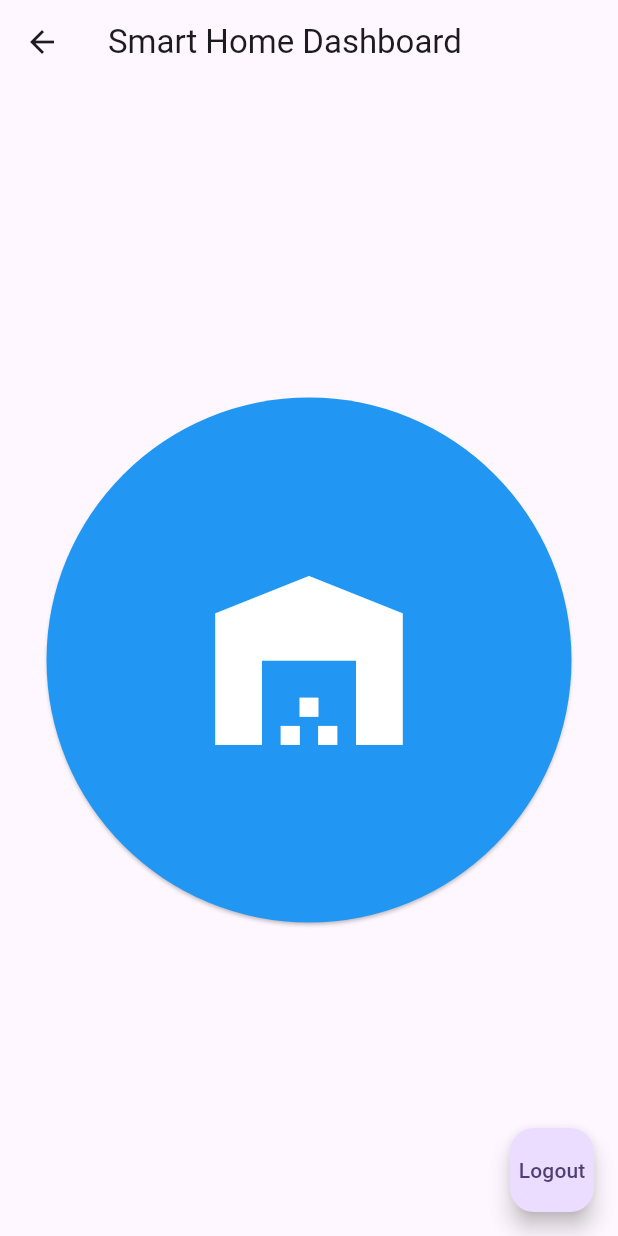
After one commit to AndrewPPinner/Smart_Home, a Flutter app: the DashboardView screen opened directly, after a tap on the "warehouse" icon, on a phone screen of 412 x 824 dp. The commit adds this screen. Run offline on Flutter 3.47's test engine with Material 3 defaults, Android fonts, the phone set to English and light mode, and no system bars; our stand-ins replace flutter_secure_storage; accounts and stored records are empty; network calls fail.

Commit message:
Adding garage door functionality

```diff
--- /dev/null
+++ b/lib/Exceptions/auth_exception.dart
@@ -0,0 +1,4 @@
+class AuthException implements Exception {
+  String cause;
+  AuthException(this.cause);
+}
--- a/lib/Services/api_service.dart
+++ b/lib/Services/api_service.dart
@@ -1,5 +1,6 @@
 import 'dart:convert';
 
+import 'package:aa_smart_home/Exceptions/auth_exception.dart';
 import 'package:aa_smart_home/Models/token_response.dart';
 import 'package:aa_smart_home/Services/secure_storage_service.dart';
 import 'package:http/http.dart' as http;
@@ -42,6 +43,24 @@ class APIService {
     throw Exception("Unexpected issue has occurred.");
   }
 
+  Future<bool> signalGarage() async {
+    var token = await _sercureService.readSecureData("userToken");
+
+    final res = await http.post(
+        Uri.parse("https://andrewp.online/smart/api/open_garage"),
+        headers: <String, String>{
+          'Content-Type': 'application/json',
+          'Authorization': 'Bearer $token'
+        });
+
+    if (res.statusCode == 200) {
+      return true;
+    } else if (res.statusCode == 401) {
+      throw AuthException("Session has expired. Please sign in and try again.");
+    }
+    throw Exception("Unexpected issue has occurred.");
+  }
+
   bool _isTokenValid(String token) {
     try {
       var jwt = _parseJwt(token);
--- /dev/null
+++ b/lib/Views/dashboard_view.dart
@@ -0,0 +1,84 @@
+import 'package:aa_smart_home/Exceptions/auth_exception.dart';
+import 'package:aa_smart_home/Services/api_service.dart';
+import 'package:aa_smart_home/Services/secure_storage_service.dart';
+import 'package:aa_smart_home/main.dart';
+import 'package:flutter/material.dart';
+
+class DashboardView extends StatefulWidget {
+  const DashboardView({super.key});
+
+  @override
+  State<DashboardView> createState() => _DashboardViewState();
+}
+
+class _DashboardViewState extends State<DashboardView> {
+  static const _secureService = SecureStorageService();
+  static final _apiService = APIService();
+
+  Future<void> deleteData() async {
+    await _secureService.deleteSecureData("userToken");
+  }
+
+  Future<bool> signalGarage(BuildContext con) async {
+    try {
+      return await _apiService.signalGarage();
+    } on AuthException catch (e) {
+      //TODO: Make this a method callable by everyone that handles specific error types to navigate back to a certain page.
+      //TODO: Custom Error type could have a Redirect property with the component to redirect to
+      deleteData();
+      ScaffoldMessenger.of(context)
+          .showSnackBar(SnackBar(content: Text(e.cause)));
+      Navigator.pushReplacement(
+        context,
+        MaterialPageRoute(
+            builder: (context) => const MyHomePage(
+                  title: "Dashboard",
+                )),
+      );
+    }
+    return false;
+  }
+
+  @override
+  Widget build(BuildContext context) {
+    return Scaffold(
+      appBar: AppBar(
+        title: const Text("Smart Home Dashboard"),
+      ),
+      body: Center(
+        child: Column(
+          mainAxisAlignment: MainAxisAlignment.center,
+          children: [
+            ElevatedButton(
+                onPressed: () async {
+                  await signalGarage(context);
+                },
+                style: ElevatedButton.styleFrom(
+                  shape: const CircleBorder(),
+                  padding: const EdgeInsets.all(100),
+                  backgroundColor: Colors.blue, // <-- Button color
+                ),
+                child: const Icon(
+                  Icons.warehouse,
+                  color: Colors.white,
+                  size: 150,
+                ))
+          ],
+        ),
+      ),
+      floatingActionButton: FloatingActionButton(
+        onPressed: () async {
+          deleteData();
+          Navigator.pushReplacement(
+            context,
+            MaterialPageRoute(
+                builder: (context) => const MyHomePage(
+                      title: "Dashboard",
+                    )),
+          );
+        },
+        child: const Text("Logout"),
+      ),
+    );
+  }
+}
```
Also changed, not shown: lib/main.dart (+22 -31 lines), lib/Views/login_view.dart (renamed from lib/Views/LoginView.dart).
